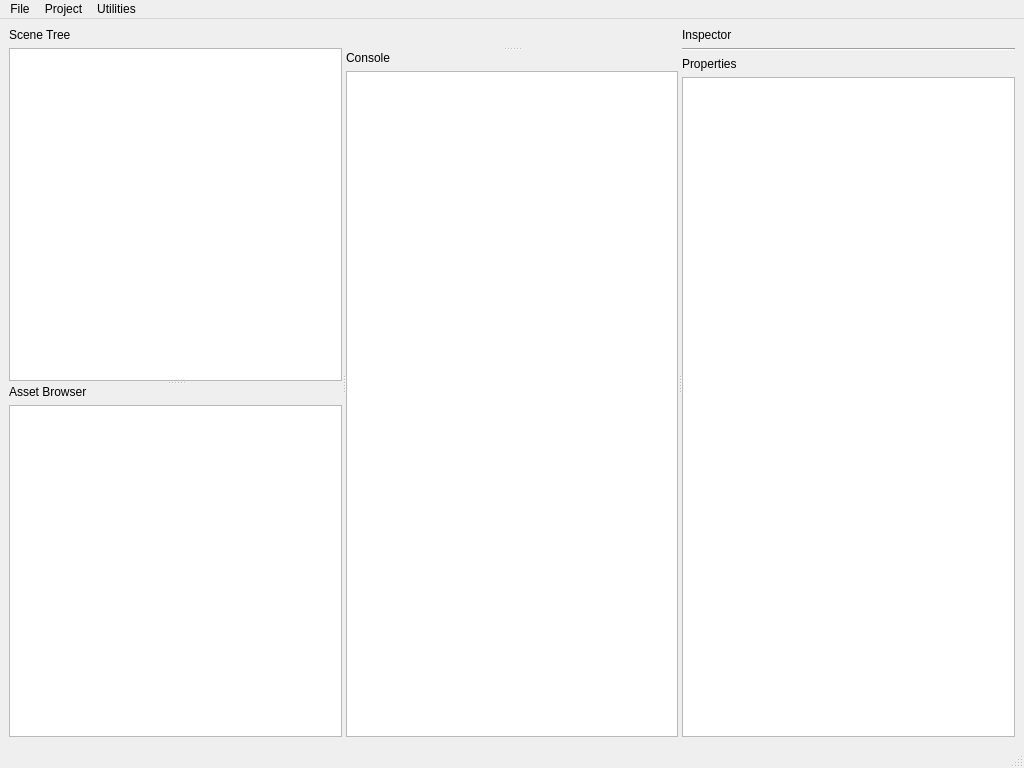
Before: the Qt Designer form tools/editor/application/VadonEditor/UI/MainWindow.ui in janos-ijgyarto/vadon, drawn with Qt 5.
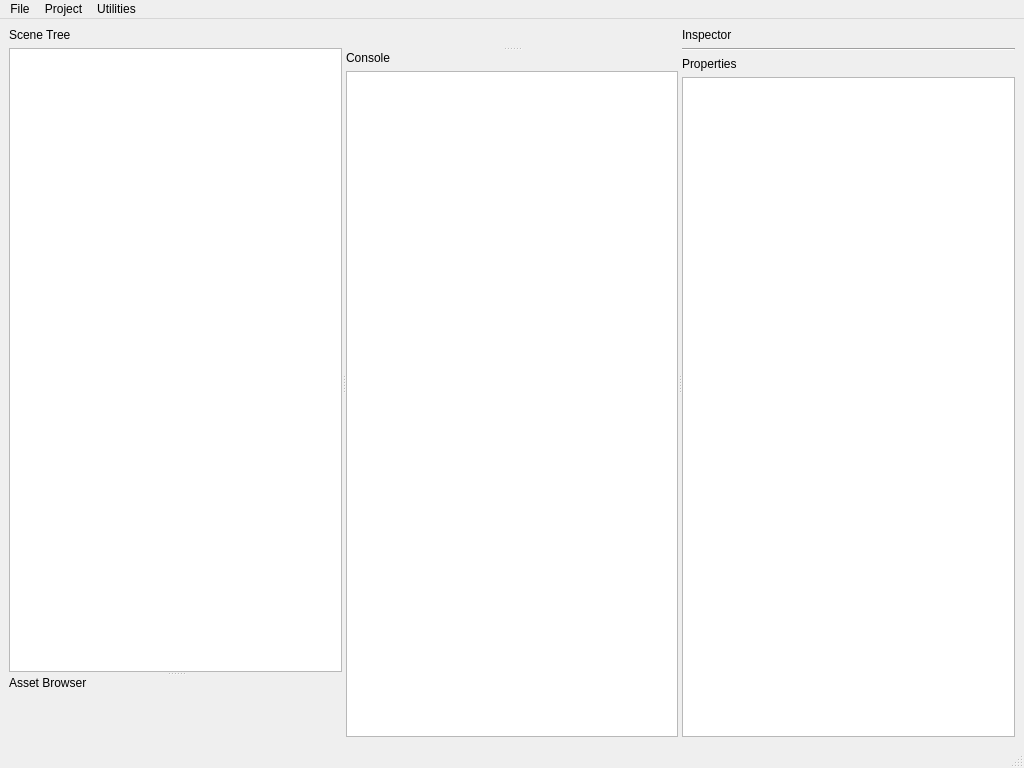
After: the same form once the commit is applied. Custom widgets are drawn as their Qt base class.

Commit message: Editor asset management, fixes: - Created Asset Browser widget to encapsulate functionality in Main Window - Created helper widgets and dialogs for creating Resources - Implemented asset manager logic for creating new assets - Project manager now correctly saves project name to cache - Created Qt filter model for type tree - Removed global SDK setting in Sharpmake, projects explicitly select platform toolsets - Fixed type UUID conflict in model types - Misc. fixes and refactoring

Patch:
```diff
--- a/tools/editor/application/VadonEditor/UI/MainWindow.ui
+++ b/tools/editor/application/VadonEditor/UI/MainWindow.ui
@@ -51,7 +51,7 @@
         </layout>
        </widget>
        <widget class="QWidget" name="verticalLayoutWidget_2">
-        <layout class="QVBoxLayout" name="assetBrowserVBox">
+        <layout class="QVBoxLayout" name="assetBrowserVBox" stretch="0,1">
          <item>
           <widget class="QLabel" name="assetBrowserLabel">
            <property name="text">
@@ -60,7 +60,7 @@
           </widget>
          </item>
          <item>
-          <widget class="QTreeView" name="assetBrowser"/>
+          <widget class="VadonEditor::UI::AssetBrowser" name="assetBrowser" native="true"/>
          </item>
         </layout>
        </widget>
@@ -259,6 +259,12 @@
    <header>VadonEditor/UI/Render/RenderWidget.hpp</header>
    <container>1</container>
   </customwidget>
+  <customwidget>
+   <class>VadonEditor::UI::AssetBrowser</class>
+   <extends>QWidget</extends>
+   <header>VadonEditor/UI/Project/Asset/AssetBrowser.hpp</header>
+   <container>1</container>
+  </customwidget>
  </customwidgets>
  <resources/>
  <connections>
```
Left out of the diff: 8 changed lines with no effect on the pictures. The commit also changes 17 other files.
